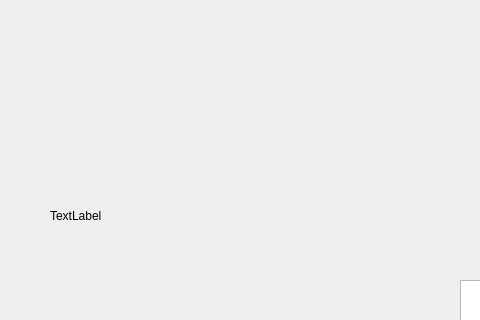
dongchao980612/ImageTest, file ImageTest/widget.ui: the form before one commit; both pictures show x 0 to 480 and y 0 to 320 of the 800 by 600 pixel window.
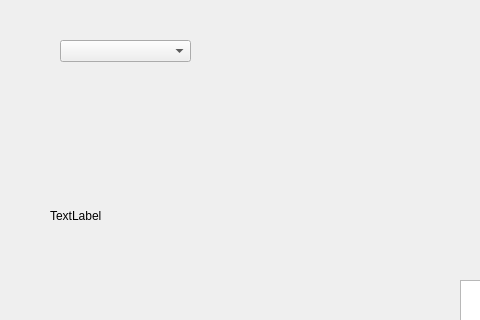
The form after the commit.

Commit message: draw face info on pic

The edit to the form file:
```diff
--- a/ImageTest/widget.ui
+++ b/ImageTest/widget.ui
@@ -69,6 +69,16 @@
     </font>
    </property>
   </widget>
+  <widget class="QComboBox" name="comboBox">
+   <property name="geometry">
+    <rect>
+     <x>60</x>
+     <y>40</y>
+     <width>131</width>
+     <height>22</height>
+    </rect>
+   </property>
+  </widget>
  </widget>
  <resources/>
  <connections/>
```
The commit also changes 2 other files.
